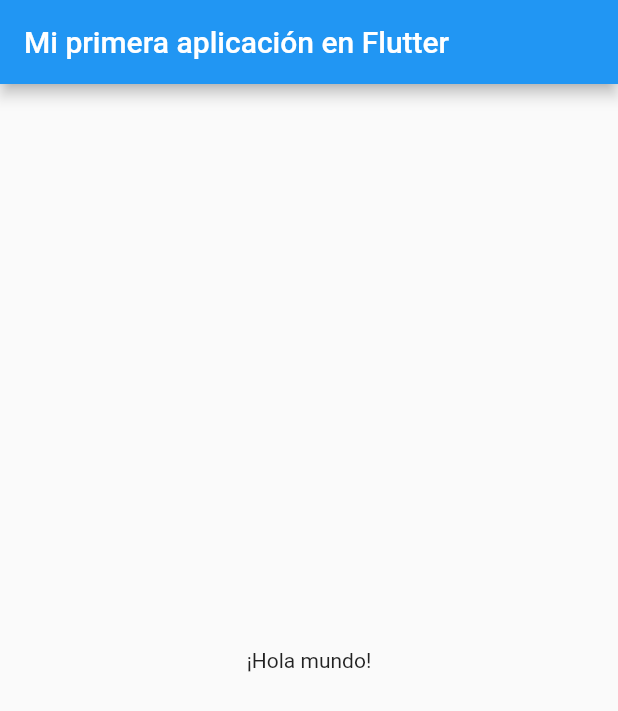
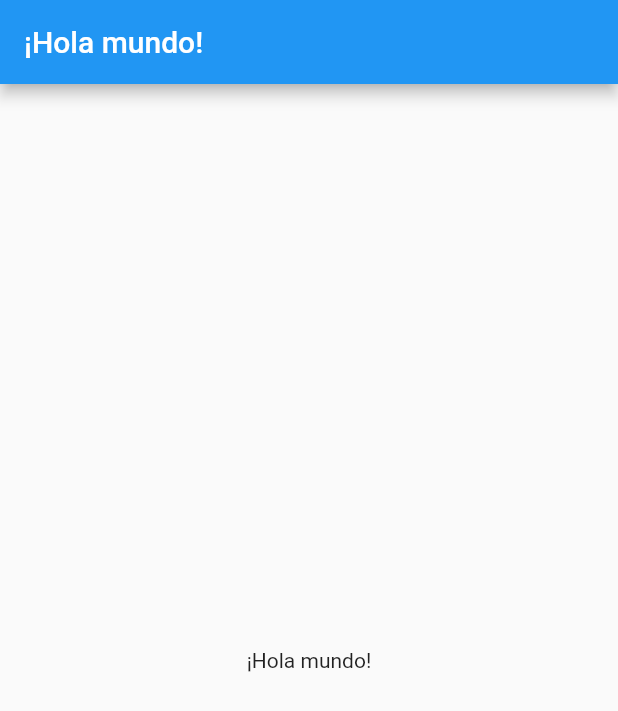
Before and after one commit to tique2/holamundo_con_frutter, a Flutter app: the screen it shows after launch, on a phone screen of 412 x 824 dp. Shown: the top 711 px of the screen. Run offline on Flutter 3.47's test engine with Material 2 defaults, Android fonts, the phone set to English and light mode, and no system bars.

Commit message:
first commit

```diff
--- a/lib/main.dart
+++ b/lib/main.dart
@@ -13,7 +13,7 @@
     return MaterialApp(
       home: Scaffold(
         appBar: AppBar(
-          title: Text("Mi primera aplicación en Flutter"),
+          title: Text("¡Hola mundo!"),
         ),
         body: Center(
           child: Text("¡Hola mundo!"),
```
